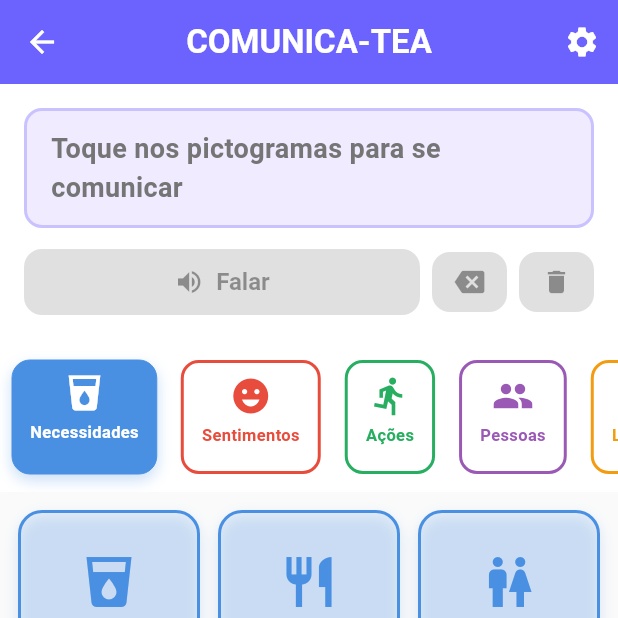
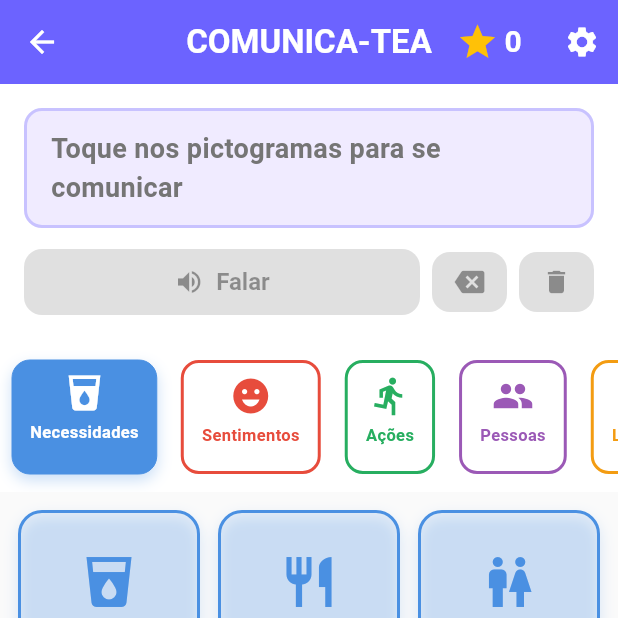
Before and after one commit to gustavsonmenezes/comunicatea-flutter, a Flutter app: the screen it shows after launch, after a tap on "COMEÇAR A COMUNICAR", on a phone screen of 412 x 824 dp, the top half of it. Run offline on Flutter 3.47's test engine with Material 3 defaults, Android fonts, the phone set to English and light mode, and no system bars; our stand-ins replace audioplayers, flutter_tts, shared_preferences; Roboto replaces fonts that are missing (Quicksand).

Commit message:
feat(gamificação): implementar sistema de desbloqueio de conquistas
- Adicionar achievement_model.dart com conquistas pré-definidas

```diff
--- a/lib/features/communication/communication_screen.dart
+++ b/lib/features/communication/communication_screen.dart
@@ -1,10 +1,12 @@
 import 'package:flutter/material.dart';
 import 'package:flutter_tts/flutter_tts.dart';
+import 'package:flutter/foundation.dart';
 import '../settings/settings_screen.dart';
 import '../../models/pictogram_model.dart';
 import '../../theme/app_theme.dart';
 import '../../widgets/pictogram_card.dart';
 import '../../widgets/phrase_bar.dart';
+import '../../services/gamification_service.dart';
 
 class CommunicationScreen extends StatefulWidget {
   const CommunicationScreen({super.key});
@@ -20,10 +22,12 @@ class _CommunicationScreenState extends State<CommunicationScreen> {
   bool _isTtsInitialized = false;
   int _selectedCategoryIndex = 0;
   double _pictogramSize = 100;
+  late final GamificationService _gamificationService;
 
   @override
   void initState() {
     super.initState();
+    _gamificationService = GamificationService();
     _initTts();
   }
 
@@ -104,8 +108,14 @@ class _CommunicationScreenState extends State<CommunicationScreen> {
 
   void _falarFrase() {
     if (_fraseAtual.isEmpty) return;
+
     final frase = _fraseAtual.join(' ');
     _falar(frase);
+
+    // Lógica de Gamificação
+    if (_fraseAtual.length >= 2) {
+      _gamificationService.addStar();
+    }
   }
 
   void _adicionarPictograma(String pictograma) {
@@ -152,6 +162,30 @@ class _CommunicationScreenState extends State<CommunicationScreen> {
         foregroundColor: Colors.white,
         elevation: 2,
         actions: [
+          // Contador de Estrelas
+          ListenableBuilder(
+            listenable: _gamificationService,
+            builder: (context, child) {
+              return Padding(
+                padding: const EdgeInsets.symmetric(horizontal: 16),
+                child: Row(
+                  mainAxisSize: MainAxisSize.min,
+                  children: [
+                    const Icon(Icons.star, color: Colors.amber, size: 28),
+                    const SizedBox(width: 4),
+                    Text(
+                      '${_gamificationService.progress.totalStars}',
+                      style: const TextStyle(
+                        fontSize: 20,
+                        fontWeight: FontWeight.bold,
+                        color: Colors.white,
+                      ),
+                    ),
+                  ],
+                ),
+              );
+            },
+          ),
           IconButton(
             icon: const Icon(Icons.settings),
             onPressed: () {
@@ -202,7 +236,7 @@ class _CommunicationScreenState extends State<CommunicationScreen> {
               color: AppTheme.backgroundColor,
               padding: const EdgeInsets.all(12),
               child: GridView.builder(
-                gridDelegate: SliverGridDelegateWithFixedCrossAxisCount(
+                gridDelegate: const SliverGridDelegateWithFixedCrossAxisCount(
                   crossAxisCount: 3,
                   mainAxisSpacing: 12,
                   crossAxisSpacing: 12,
--- a/lib/features/home/home_screen.dart
+++ b/lib/features/home/home_screen.dart
@@ -1,6 +1,7 @@
 import 'package:flutter/material.dart';
 import '../communication/communication_screen.dart';
 import '../settings/settings_screen.dart';
+import '../achievements/achievements_screen.dart';
 import '../../theme/app_theme.dart';
 
 class HomeScreen extends StatelessWidget {
@@ -9,6 +10,25 @@ class HomeScreen extends StatelessWidget {
   @override
   Widget build(BuildContext context) {
     return Scaffold(
+      appBar: AppBar(
+        title: const Text('COMUNICA-TEA'),
+        backgroundColor: AppTheme.primaryColor,
+        foregroundColor: Colors.white,
+        elevation: 0,
+        actions: [
+          IconButton(
+            icon: const Icon(Icons.emoji_events, size: 28),
+            onPressed: () {
+              Navigator.push(
+                context,
+                MaterialPageRoute(
+                  builder: (context) => const AchievementsScreen(),
+                ),
+              );
+            },
+          ),
+        ],
+      ),
       body: Container(
         decoration: BoxDecoration(
           gradient: LinearGradient(
--- a/lib/main.dart
+++ b/lib/main.dart
@@ -1,8 +1,16 @@
 import 'package:flutter/material.dart';
+import 'package:flutter/services.dart';
 import 'theme/app_theme.dart';
 import 'features/home/home_screen.dart';
+import 'services/gamification_service.dart';
 
-void main() {
+void main() async {
+  WidgetsFlutterBinding.ensureInitialized();
+
+  // Inicializar gamificação
+  final gamificationService = GamificationService();
+  await gamificationService.init();
+
   runApp(const ComunicaTeaApp());
 }
 
--- /dev/null
+++ b/lib/models/achievement_model.dart
@@ -0,0 +1,41 @@
+import 'package:flutter/material.dart';
+
+class Achievement {
+  final String id;
+  final String title;
+  final String description;
+  final IconData icon;
+  final int requiredStars; // Exemplo de critério simples
+
+  Achievement({
+    required this.id,
+    required this.title,
+    required this.description,
+    required this.icon,
+    this.requiredStars = 0,
+  });
+}
+
+// Lista estática de conquistas do app
+final List<Achievement> appAchievements = [
+  Achievement(
+    id: 'first_word',
+    title: 'Primeira Palavra',
+    description: 'Você falou sua primeira frase!',
+    icon: Icons.star,
+    requiredStars: 1,
+  ),
+  Achievement(
+    id: 'talkative',
+    title: 'Tagarela',
+    description: 'Você já falou 20 frases!',
+    icon: Icons.forum,
+    requiredStars: 20,
+  ),
+  Achievement(
+    id: 'explorer',
+    title: 'Explorador',
+    description: 'Usou pictogramas de 3 categorias diferentes.',
+    icon: Icons.explore,
+  ),
+];
--- /dev/null
+++ b/lib/models/user_progress_model.dart
@@ -0,0 +1,27 @@
+class UserProgress {
+  int totalStars;
+  List<String> unlockedAchievementIds;
+  Map<String, int> categoryUsage;
+
+  UserProgress({
+    this.totalStars = 0,
+    this.unlockedAchievementIds = const [],
+    this.categoryUsage = const {},
+  });
+
+  // Para salvar no SharedPreferences
+  Map<String, dynamic> toJson() => {
+    'totalStars': totalStars,
+    'unlockedAchievementIds': unlockedAchievementIds,
+    'categoryUsage': categoryUsage,
+  };
+
+  // Para carregar do SharedPreferences
+  factory UserProgress.fromJson(Map<String, dynamic> json) {
+    return UserProgress(
+      totalStars: json['totalStars'] ?? 0,
+      unlockedAchievementIds: List<String>.from(json['unlockedAchievementIds'] ?? []),
+      categoryUsage: Map<String, int>.from(json['categoryUsage'] ?? {}),
+    );
+  }
+}
--- /dev/null
+++ b/lib/services/gamification_service.dart
@@ -0,0 +1,78 @@
+import 'dart:convert';
+import 'package:shared_preferences/shared_preferences.dart';
+import 'package:flutter/foundation.dart';
+import '../models/user_progress_model.dart';
+import '../models/achievement_model.dart';
+
+class GamificationService extends ChangeNotifier {
+  // Singleton
+  static final GamificationService _instance = GamificationService._internal();
+  factory GamificationService() => _instance;
+  GamificationService._internal();
+
+  UserProgress _progress = UserProgress();
+  UserProgress get progress => _progress;
+
+  // Chave para o SharedPreferences
+  static const String _storageKey = 'user_progress';
+
+  // Inicializa o serviço carregando os dados salvos
+  Future<void> init() async {
+    final prefs = await SharedPreferences.getInstance();
+    final String? data = prefs.getString(_storageKey);
+    if (data != null) {
+      try {
+        _progress = UserProgress.fromJson(jsonDecode(data));
+        notifyListeners();
+      } catch (e) {
+        print('Erro ao carregar progresso: $e');
+        _progress = UserProgress();
+      }
+    }
+  }
+
+  // Adiciona uma estrela e verifica conquistas
+  Future<void> addStar() async {
+    _progress.totalStars++;
+
+    // Verifica se alguma nova conquista foi desbloqueada
+    _checkAndUnlockAchievements();
+
+    await _save();
+    notifyListeners();
+  }
+
+  // Lógica para verificar e desbloquear conquistas
+  void _checkAndUnlockAchievements() {
+    for (var achievement in appAchievements) {
+      // Se a conquista ainda não foi desbloqueada
+      if (!_progress.unlockedAchievementIds.contains(achievement.id)) {
+
+        // Critério: Baseado no número de estrelas
+        if (_progress.totalStars >= achievement.requiredStars) {
+          _progress.unlockedAchievementIds.add(achievement.id);
+
+          // Opcional: Você pode disparar um log ou evento aqui
+          debugPrint('🏆 Conquista desbloqueada: ${achievement.title}');
+        }
+      }
+    }
+  }
+
+  // Salva os dados localmente
+  Future<void> _save() async {
+    try {
+      final prefs = await SharedPreferences.getInstance();
+      await prefs.setString(_storageKey, jsonEncode(_progress.toJson()));
+    } catch (e) {
+      print('Erro ao salvar progresso: $e');
+    }
+  }
+
+  // Resetar progresso (para testes)
+  Future<void> resetProgress() async {
+    _progress = UserProgress();
+    await _save();
+    notifyListeners();
+  }
+}
```
Also changed, not shown: lib/features/achievements/achievements_screen.dart (added, +87 -0 lines), pubspec.yaml (+7 -72 lines), pubspec.lock, 1 other file.
